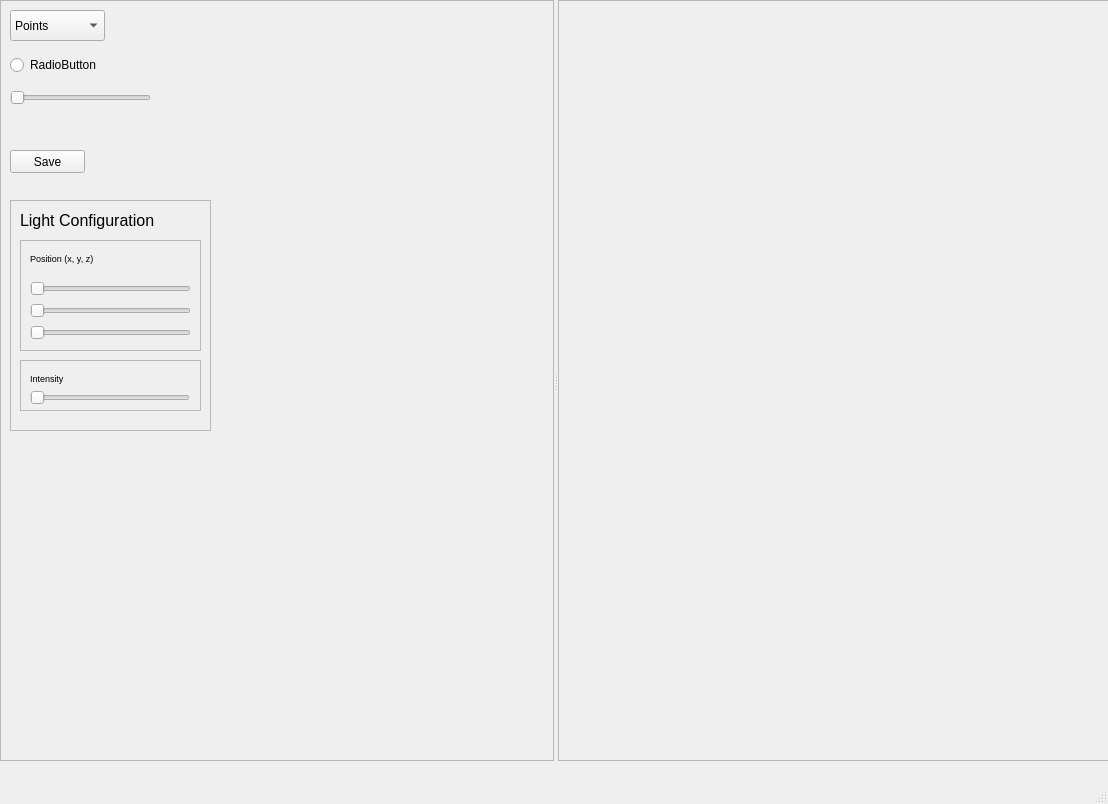
This is Mini_app_Qt_VTK.ui in Aympab/raytracing-vtk-pyqt as Qt 5 draws it before an edit. The edited form follows.
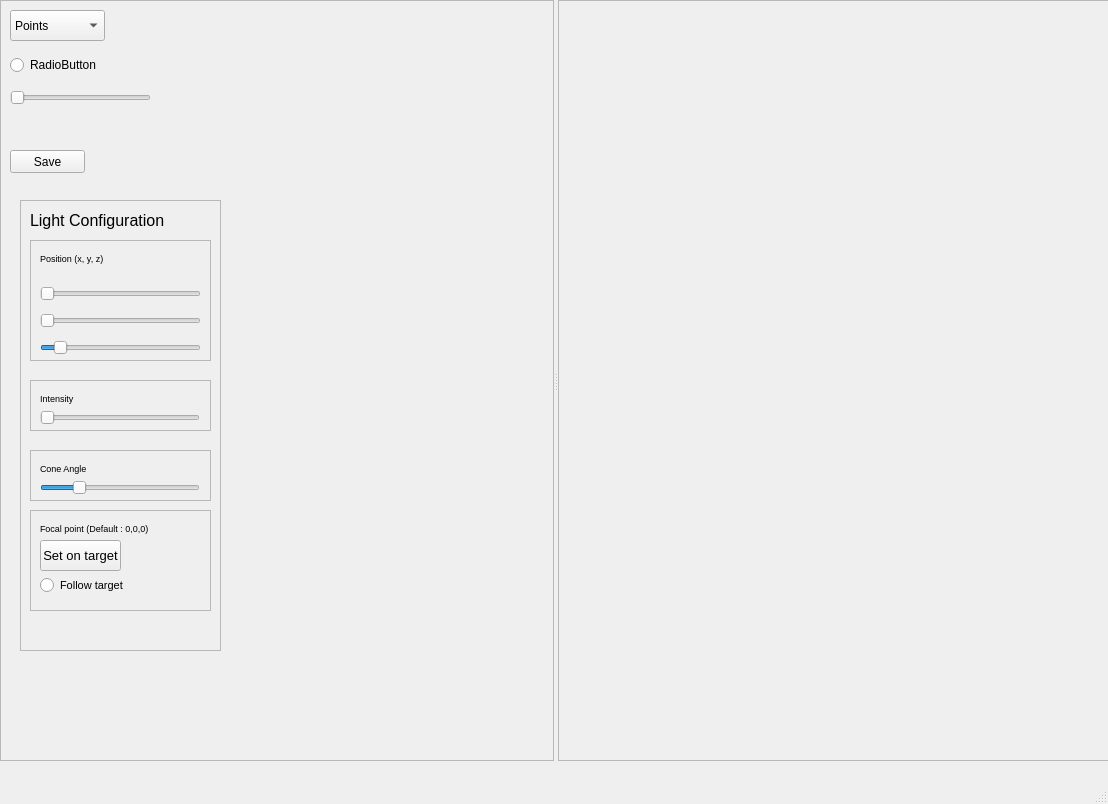
This is the edited form.

Commit message: light is more complex

The edit to the form file:
```diff
--- a/Mini_app_Qt_VTK.ui
+++ b/Mini_app_Qt_VTK.ui
@@ -118,10 +118,10 @@
      <widget class="QFrame" name="frame_2">
       <property name="geometry">
        <rect>
-        <x>10</x>
+        <x>20</x>
         <y>200</y>
         <width>201</width>
-        <height>231</height>
+        <height>451</height>
        </rect>
       </property>
       <property name="frameShape">
@@ -154,7 +154,7 @@
          <x>10</x>
          <y>40</y>
          <width>181</width>
-         <height>111</height>
+         <height>121</height>
         </rect>
        </property>
        <property name="frameShape">
@@ -181,13 +181,13 @@
          <string>Position (x, y, z)</string>
         </property>
        </widget>
-       <widget class="QWidget" name="">
+       <widget class="QWidget" name="layoutWidget">
         <property name="geometry">
          <rect>
           <x>10</x>
           <y>40</y>
           <width>161</width>
-          <height>61</height>
+          <height>81</height>
          </rect>
         </property>
         <layout class="QVBoxLayout" name="verticalLayout">
@@ -225,6 +225,9 @@
          </item>
          <item>
           <widget class="QSlider" name="lightPos_z">
+           <property name="minimum">
+            <number>-100</number>
+           </property>
            <property name="maximum">
             <number>999</number>
            </property>
@@ -246,7 +249,7 @@
        <property name="geometry">
         <rect>
          <x>10</x>
-         <y>160</y>
+         <y>180</y>
          <width>181</width>
          <height>51</height>
         </rect>
@@ -295,6 +298,132 @@
         </property>
        </widget>
       </widget>
+      <widget class="QFrame" name="frame_5">
+       <property name="geometry">
+        <rect>
+         <x>10</x>
+         <y>250</y>
+         <width>181</width>
+         <height>51</height>
+        </rect>
+       </property>
+       <property name="frameShape">
+        <enum>QFrame::StyledPanel</enum>
+       </property>
+       <property name="frameShadow">
+        <enum>QFrame::Raised</enum>
+       </property>
+       <widget class="QLabel" name="label_4">
+        <property name="geometry">
+         <rect>
+          <x>10</x>
+          <y>10</y>
+          <width>61</width>
+          <height>16</height>
+         </rect>
+        </property>
+        <property name="font">
+         <font>
+          <pointsize>7</pointsize>
+         </font>
+        </property>
+        <property name="text">
+         <string>Cone Angle</string>
+        </property>
+       </widget>
+       <widget class="QSlider" name="light_coneAngle">
+        <property name="geometry">
+         <rect>
+          <x>10</x>
+          <y>30</y>
+          <width>160</width>
+          <height>16</height>
+         </rect>
+        </property>
+        <property name="maximum">
+         <number>180</number>
+        </property>
+        <property name="singleStep">
+         <number>1</number>
+        </property>
+        <property name="value">
+         <number>40</number>
+        </property>
+        <property name="orientation">
+         <enum>Qt::Horizontal</enum>
+        </property>
+       </widget>
+      </widget>
+      <widget class="QFrame" name="frame_6">
+       <property name="geometry">
+        <rect>
+         <x>10</x>
+         <y>310</y>
+         <width>181</width>
+         <height>101</height>
+        </rect>
+       </property>
+       <property name="frameShape">
+        <enum>QFrame::StyledPanel</enum>
+       </property>
+       <property name="frameShadow">
+        <enum>QFrame::Raised</enum>
+       </property>
+       <widget class="QLabel" name="label_5">
+        <property name="geometry">
+         <rect>
+          <x>10</x>
+          <y>10</y>
+          <width>121</width>
+          <height>16</height>
+         </rect>
+        </property>
+        <property name="font">
+         <font>
+          <pointsize>7</pointsize>
+         </font>
+        </property>
+        <property name="text">
+         <string>Focal point (Default : 0,0,0)</string>
+        </property>
+       </widget>
+       <widget class="QRadioButton" name="light_focalPoint">
+        <property name="geometry">
+         <rect>
+          <x>10</x>
+          <y>60</y>
+          <width>101</width>
+          <height>30</height>
+         </rect>
+        </property>
+        <property name="font">
+         <font>
+          <pointsize>8</pointsize>
+         </font>
+        </property>
+        <property name="text">
+         <string>Follow target</string>
+        </property>
+       </widget>
+       <widget class="QPushButton" name="light_focalPoint_button">
+        <property name="geometry">
+         <rect>
+          <x>10</x>
+          <y>30</y>
+          <width>81</width>
+          <height>31</height>
+         </rect>
+        </property>
+        <property name="font">
+         <font>
+          <pointsize>10</pointsize>
+         </font>
+        </property>
+        <property name="text">
+         <string>Set on target</string>
+        </property>
+       </widget>
+      </widget>
      </widget>
     </widget>
     <widget class="QFrame" name="vtk_panel">
```
The commit also changes 4 other files.
